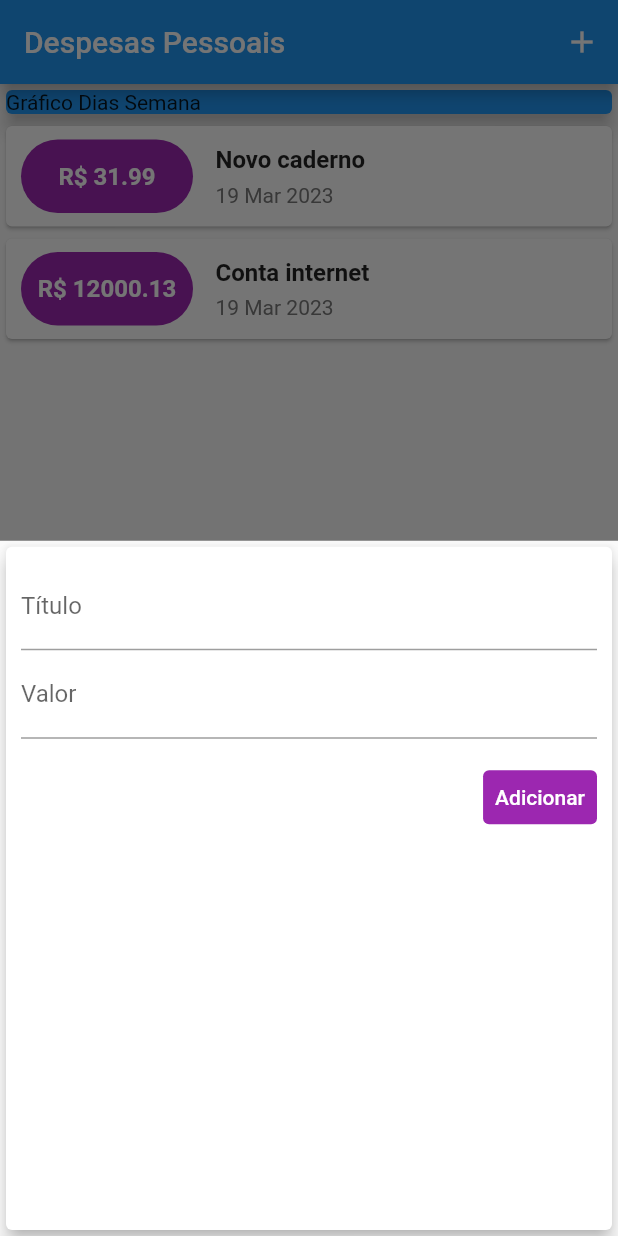
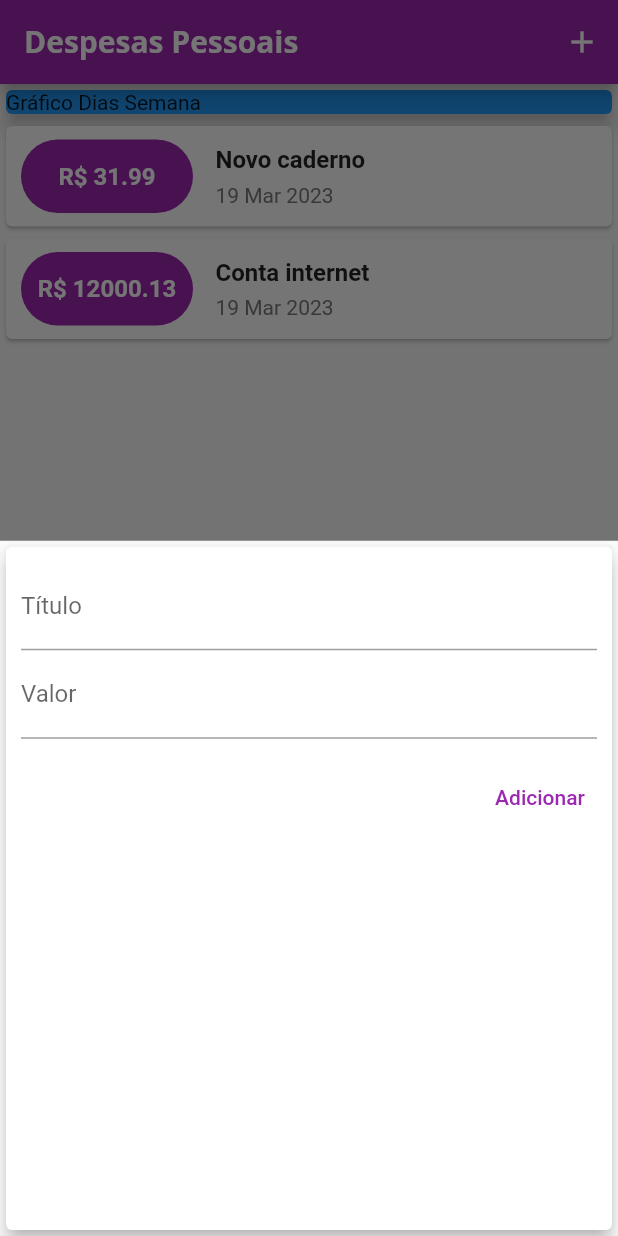
Before and after one commit to camila-fukuda/flutter_despesas_pessoais, a Flutter app: the screen it shows after launch, after a tap on the "add" icon, on a phone screen of 412 x 824 dp. Run offline on Flutter 3.47's test engine with Material 2 defaults, Android fonts, the phone set to English and light mode, and no system bars.

Commit message:
Adiconando tema com fontes ao app.

```diff
--- a/lib/components/transaction_form.dart
+++ b/lib/components/transaction_form.dart
@@ -56,12 +56,7 @@ class _TransactionFormState extends State<TransactionForm> {
                 mainAxisAlignment: MainAxisAlignment.end,
                 children: [
                   TextButton(
-                      style: TextButton.styleFrom(
-                        backgroundColor: Colors.purple,
-                        foregroundColor: Colors.white,
-                      ),
-                      onPressed: _submitForm,
-                      child: const Text('Adicionar')),
+                      onPressed: _submitForm, child: const Text('Adicionar')),
                 ],
               ),
             ),
--- a/lib/main.dart
+++ b/lib/main.dart
@@ -1,21 +1,43 @@
 // ignore_for_file: avoid_print
 
 import 'dart:math';
-
 import 'package:despesas_pessoais/components/transaction_form.dart';
 import 'package:despesas_pessoais/components/transaction_list.dart';
 import 'package:despesas_pessoais/models/transaction.dart';
 import 'package:flutter/material.dart';
 
-main() => runApp(const ExpensesApp());
+main() => runApp(ExpensesApp());
 
 class ExpensesApp extends StatelessWidget {
-  const ExpensesApp({super.key});
+  ExpensesApp({super.key});
+
+  final ThemeData tema = ThemeData();
 
   @override
   Widget build(BuildContext context) {
-    return const MaterialApp(
-      home: MyHomePage(),
+    return MaterialApp(
+      home: const MyHomePage(),
+      theme: tema.copyWith(
+        colorScheme: tema.colorScheme.copyWith(
+          primary: Colors.purple,
+          secondary: Colors.amber,
+        ),
+        textTheme: tema.textTheme.copyWith(
+          titleLarge: const TextStyle(
+            fontFamily: 'OpenSans',
+            fontSize: 18,
+            fontWeight: FontWeight.bold,
+            color: Colors.black,
+          ),
+        ),
+        appBarTheme: const AppBarTheme(
+          titleTextStyle: TextStyle(
+            fontFamily: 'OpenSans',
+            fontSize: 20,
+            fontWeight: FontWeight.bold,
+          ),
+        ),
+      ),
     );
   }
 }
@@ -55,6 +77,8 @@ class _MyHomePageState extends State<MyHomePage> {
     setState(() {
       _transactions.add(newTransaction);
     });
+
+    Navigator.of(context).pop();
   }
 
   _openTransactionFormModal(BuildContext context) {
```
Also changed, not shown: pubspec.yaml (+11 -6 lines), assets/fonts/OpenSans-Bold.ttf (added), assets/fonts/OpenSans-Regular.ttf (added), assets/fonts/Quicksand-Bold.ttf (added), assets/fonts/Quicksand-Light.ttf (added), assets/fonts/Quicksand-Medium.ttf (added), assets/fonts/Quicksand-Regular.ttf (added), 1 other file.
